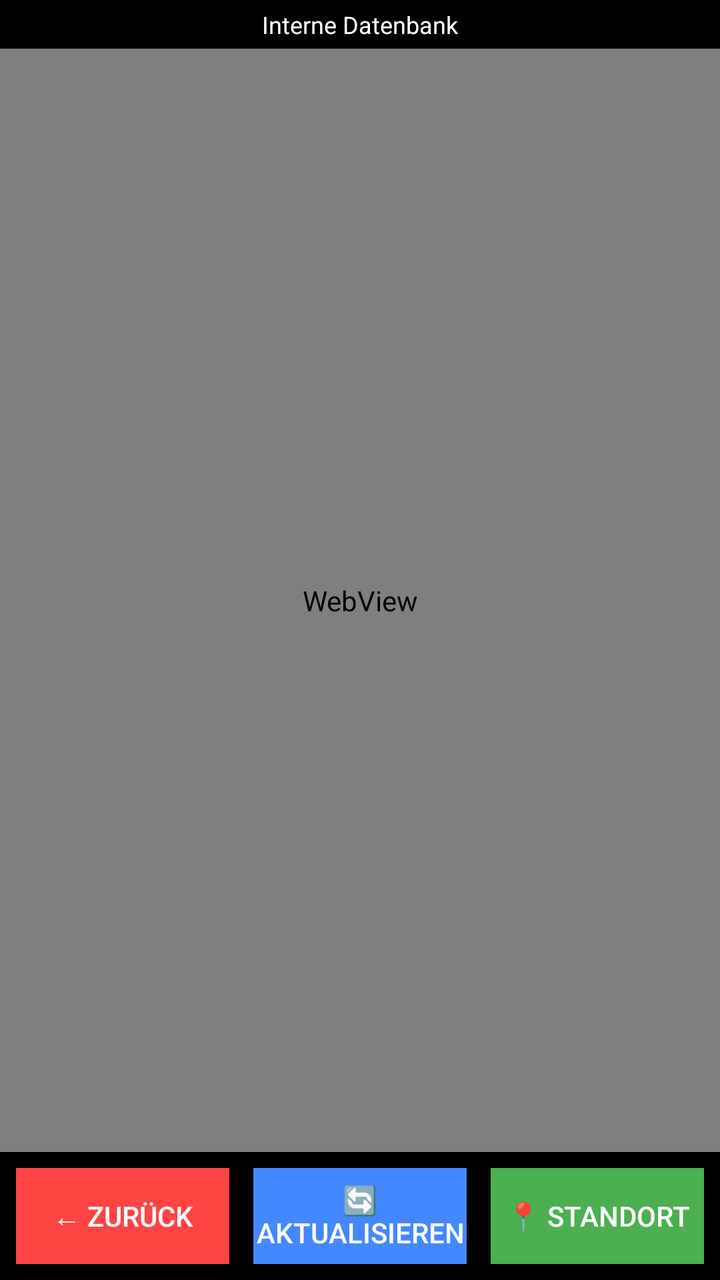
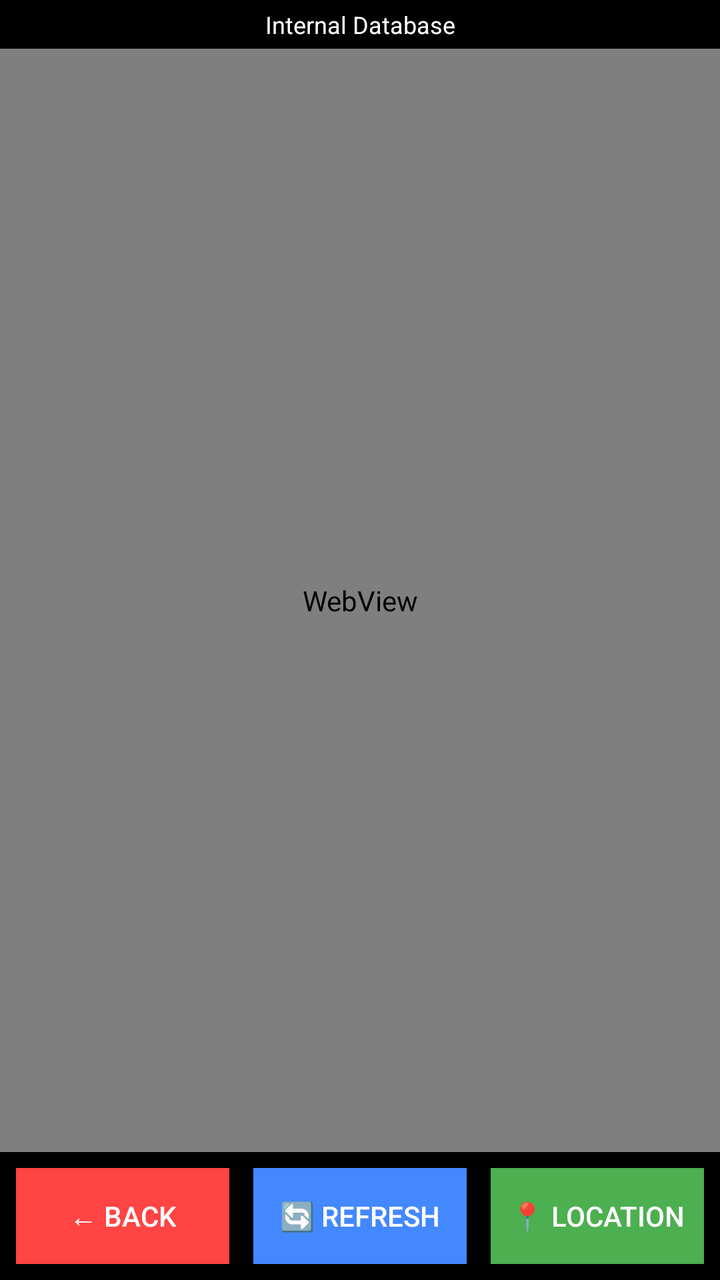

The first picture is an Android layout as it rendered before a commit; the second is the same layout after the commit. The layout source and the unified diff follow.
<!-- AndroidManifest.xml: activity theme Theme.MaterialComponents.DayNight.NoActionBar -->
<!-- res/layout/activity_map.xml -->
<?xml version="1.0" encoding="utf-8"?>
<RelativeLayout xmlns:android="http://schemas.android.com/apk/res/android"
    android:layout_width="match_parent"
    android:layout_height="match_parent"
    android:background="#000000">

    
    <WebView
        android:id="@+id/map_webview"
        android:layout_width="match_parent"
        android:layout_height="match_parent"
        android:layout_above="@+id/button_layout"
        android:layout_below="@+id/db_status_text" />

    
    <TextView
        android:id="@+id/db_status_text"
        android:layout_width="match_parent"
        android:layout_height="wrap_content"
        android:layout_alignParentTop="true"
        android:background="#AA000000"
        android:text="Interne Datenbank"
        android:textColor="#FFFFFF"
        android:textSize="12sp"
        android:padding="4dp"
        android:gravity="center" />

    
    <LinearLayout
        android:id="@+id/button_layout"
        android:layout_width="match_parent"
        android:layout_height="wrap_content"
        android:layout_alignParentBottom="true"
        android:orientation="horizontal"
        android:background="#CC000000"
        android:padding="8dp"
        android:gravity="center">

        
        <Button
            android:id="@+id/back_button"
            android:layout_width="0dp"
            android:layout_height="48dp"
            android:layout_weight="1"
            android:layout_marginEnd="8dp"
            android:text="← Zurück"
            android:textColor="#FFFFFF"
            android:background="#FF4444"
            android:textSize="14sp" />

        
        <Button
            android:id="@+id/refresh_button"
            android:layout_width="0dp"
            android:layout_height="48dp"
            android:layout_weight="1"
            android:layout_marginStart="4dp"
            android:layout_marginEnd="4dp"
            android:text="🔄 Aktualisieren"
            android:textColor="#FFFFFF"
            android:background="#4488FF"
            android:textSize="14sp" />

        
        <Button
            android:id="@+id/location_button"
            android:layout_width="0dp"
            android:layout_height="48dp"
            android:layout_weight="1"
            android:layout_marginStart="8dp"
            android:text="📍 Standort"
            android:textColor="#FFFFFF"
            android:background="#4CAF50"
            android:textSize="14sp" />

    </LinearLayout>

</RelativeLayout>
<!-- resources referenced by this layout -->
<resources>

</resources>

<!-- the commit's change to res/layout/activity_map.xml (unified diff, before → after) -->
@@ -19,7 +19,7 @@
         android:layout_height="wrap_content"
         android:layout_alignParentTop="true"
         android:background="#AA000000"
-        android:text="Interne Datenbank"
+        android:text="@string/internal_database"
         android:textColor="#FFFFFF"
         android:textSize="12sp"
         android:padding="4dp"
@@ -43,7 +43,7 @@
             android:layout_height="48dp"
             android:layout_weight="1"
             android:layout_marginEnd="8dp"
-            android:text="← Zurück"
+            android:text="@string/back"
             android:textColor="#FFFFFF"
             android:background="#FF4444"
             android:textSize="14sp" />
@@ -56,7 +56,7 @@
             android:layout_weight="1"
             android:layout_marginStart="4dp"
             android:layout_marginEnd="4dp"
-            android:text="🔄 Aktualisieren"
+            android:text="@string/refresh"
             android:textColor="#FFFFFF"
             android:background="#4488FF"
             android:textSize="14sp" />
@@ -68,7 +68,7 @@
             android:layout_height="48dp"
             android:layout_weight="1"
             android:layout_marginStart="8dp"
-            android:text="📍 Standort"
+            android:text="@string/location"
             android:textColor="#FFFFFF"
             android:background="#4CAF50"
             android:textSize="14sp" />
<!-- resource entries referenced after the edit -->
@@ -1,5 +1,8 @@
 <!-- resources referenced by this layout -->
 <resources>
-
+  <string name="back">← Back</string>
+  <string name="internal_database">Internal Database</string>
+  <string name="location">📍 Location</string>
+  <string name="refresh">🔄 Refresh</string>
 </resources>
 
